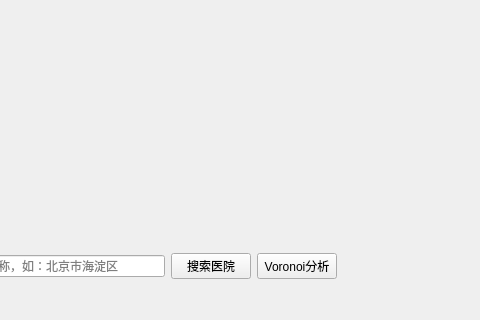
First picture: the form in mainwindow.ui, repository MKpack/Hospital-Distribution, before the edit; both pictures show x 178 to 658 and y 280 to 600 of the 800 by 600 pixel window.
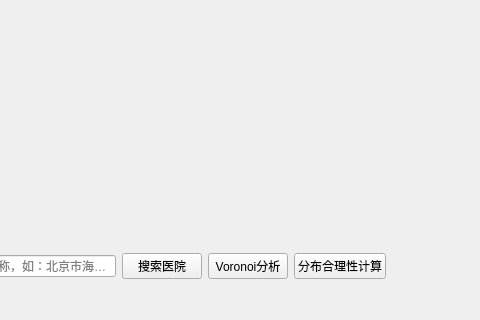
Second picture: the form after the edit.

Commit message: 新增医院分布合理性计算功能

What changed in the file:
```diff
--- a/mainwindow.ui
+++ b/mainwindow.ui
@@ -128,6 +128,13 @@
            </property>
           </widget>
          </item>
+        <item>
+         <widget class="QPushButton" name="calculateBtn">
+          <property name="text">
+           <string>分布合理性计算</string>
+          </property>
+         </widget>
+        </item>
          <item>
           <spacer name="horizontalSpacer_3">
            <property name="orientation">
```
Left out of the diff: 2 changed lines with no effect on the pictures. Lines whose indentation alone changed are shown as unchanged. The commit also changes 4 other files.
